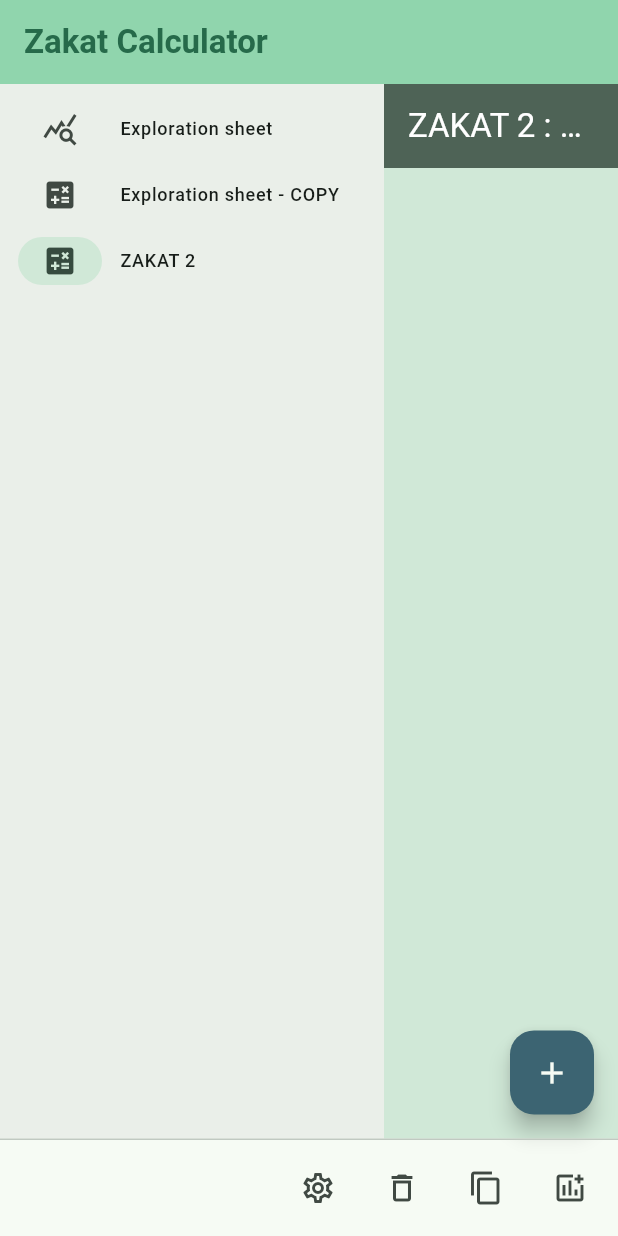
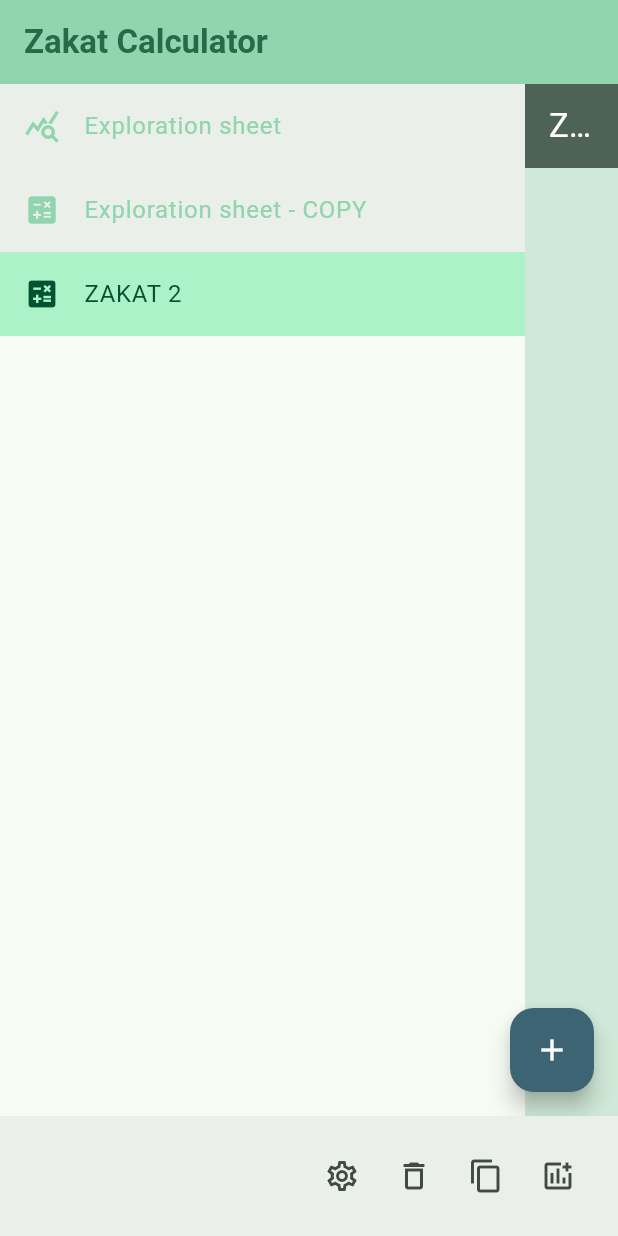
Before and after one commit to Dev-Now/zakaty, a Flutter app: the screen it shows after launch, after a tap on the "content copy" icon, after a tap on the "add chart" icon, on a phone screen of 412 x 824 dp. Run offline on Flutter 3.47's test engine with Material 3 defaults, Android fonts, the phone set to English and light mode, and no system bars.

Commit message:
improved calculation sheets menu ui + bottom nav bar ui

```diff
--- a/lib/presentation/screens/home_page.dart
+++ b/lib/presentation/screens/home_page.dart
@@ -38,8 +38,8 @@ class _HomePageState extends State<HomePage> {
       final calculationInstance = ZakatCalculation(
         title: 'ZAKAT $newIndex'
       );
+      _calculationInstances.add(calculationInstance);
       _selectedCalculationInstance = newIndex;
-      _calculationInstances.add(calculationInstance);
       _selectedCalculationSheet = CalculationSheet(
         key: ValueKey(DateTime.now()),
         calculationInstance: calculationInstance);
@@ -55,8 +55,8 @@ class _HomePageState extends State<HomePage> {
         currency: selectedCalculationInstance.currency,
       );
       copyInstance.addAmounts(selectedCalculationInstance.copyAmounts());
+      _calculationInstances.add(copyInstance);
       _selectedCalculationInstance = newIndex;
-      _calculationInstances.add(copyInstance);
       _selectedCalculationSheet = CalculationSheet(
         key: ValueKey(DateTime.now()),
         calculationInstance: copyInstance,
@@ -88,23 +88,23 @@ class _HomePageState extends State<HomePage> {
 
       body: Row(
         children: [
-          SafeArea(
-            child: NavigationRail(
-              backgroundColor: theme.colorScheme.surfaceContainer,
-              extended: true,
-              destinations: [
-                NavigationRailDestination(
-                  icon: Icon(Icons.query_stats),
-                  label: Text('Exploration sheet')
-                ),
-                for (var calculationInstance in _calculationInstances)
-                  NavigationRailDestination(
-                    icon: Icon(Icons.calculate),
-                    label: Text(calculationInstance.title),
-                  ),
-              ],
-              selectedIndex: _selectedCalculationInstance,
-              onDestinationSelected: _setSelectedCalculationSheet,
+          SizedBox(
+            width: 350,
+            child: ListView.builder(
+              itemCount: _calculationInstances.length + 1,
+              itemBuilder: (context, index) {
+                return ListTile(
+                  leading: Icon(index == 0 ? Icons.query_stats : Icons.calculate),
+                  title: Text(index == 0 ? _exploreCalculationInstance.title : _calculationInstances[index - 1].title),
+                  selected: _selectedCalculationInstance == index,
+                  iconColor: theme.colorScheme.inversePrimary,
+                  textColor: theme.colorScheme.inversePrimary,
+                  tileColor: theme.colorScheme.surfaceContainer,
+                  selectedColor: theme.colorScheme.onPrimaryContainer,
+                  selectedTileColor: theme.colorScheme.primaryContainer,
+                  onTap: () => _setSelectedCalculationSheet(index),
+                );
+              },
             ),
           ),
           Expanded(
@@ -113,7 +113,11 @@ class _HomePageState extends State<HomePage> {
         ],
       ),
 
-      persistentFooterButtons: [
+      bottomNavigationBar: BottomAppBar(
+        color: theme.colorScheme.surfaceContainer,
+        child: Row(
+          mainAxisAlignment: MainAxisAlignment.end,
+          children: [
             IconButton(
               onPressed: () {}, // !!!TODO...
               tooltip: 'Configure current calculation sheet',
@@ -135,6 +139,8 @@ class _HomePageState extends State<HomePage> {
               icon: const Icon(Icons.add_chart_outlined),
             ),
           ],
+        ),
+      ),
     );
   }
 }
--- a/lib/presentation/widgets/calculation_sheet.dart
+++ b/lib/presentation/widgets/calculation_sheet.dart
@@ -55,9 +55,9 @@ class _CalculationSheetState extends State<CalculationSheet> {
         itemCount: _zakatCalculation.amounts.length,
         itemBuilder: (context, index) {
           return AmountWidget(
-                amount: _zakatCalculation.amounts[index],
-                onToggleIncludedInSavings: (isIncluded) => _updateAmount(index, isIncluded),
-            );
+              amount: _zakatCalculation.amounts[index],
+              onToggleIncludedInSavings: (isIncluded) => _updateAmount(index, isIncluded),
+          );
         },
       ),
 
@@ -65,7 +65,7 @@ class _CalculationSheetState extends State<CalculationSheet> {
           onPressed: _addAmount,
           tooltip: 'Add new amount',
           backgroundColor: theme.colorScheme.tertiary,
-          foregroundColor: theme.colorScheme.surfaceBright,
+          foregroundColor: theme.colorScheme.onTertiary,
           child: const Icon(Icons.add),
         ),
     );
```
Lines whose indentation alone changed are shown as unchanged.
